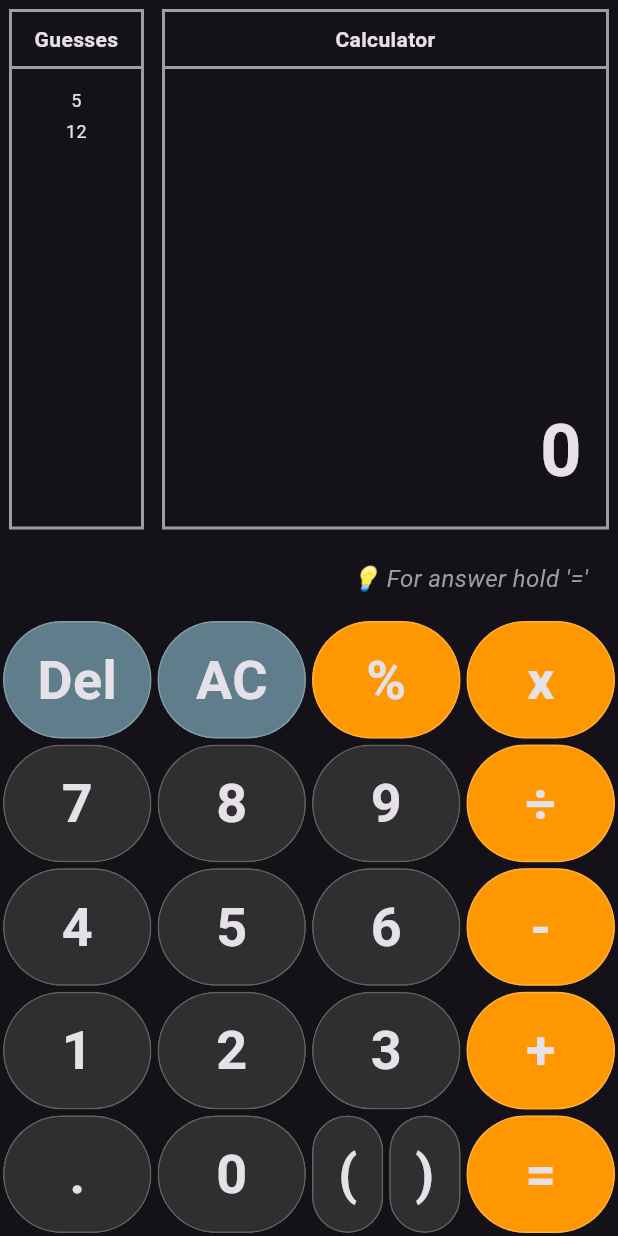
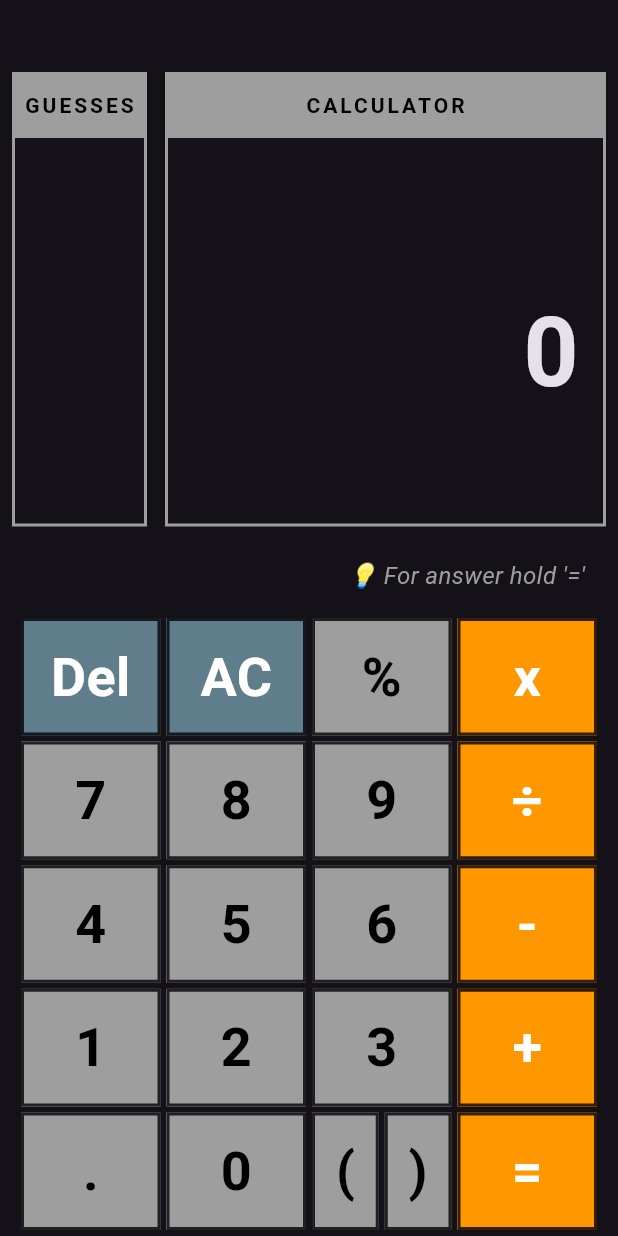
Before and after one commit to amaruelod137/Cogulator, a Flutter app: the screen it shows after launch, on a phone screen of 412 x 824 dp. Run offline on Flutter 3.47's test engine with Material 3 defaults, Android fonts, the phone set to English and light mode, and no system bars; our stand-ins replace math_expressions.

Commit message:
retro UI implementation (needs final touches)

```diff
--- a/lib/calculator_screen.dart
+++ b/lib/calculator_screen.dart
@@ -29,19 +29,21 @@ class _CalculatorScreenState extends State<CalculatorScreen> {
   bool longPressTriggered = false;
 
   // display functions
-  List<String> incorrectGuesses = [
-    "5",
-    "12",
-  ];
+  List<String> incorrectGuesses = [];
 
   @override
   Widget build(BuildContext context) {
     final screenSize=MediaQuery.of(context).size;
+    const double horizontalPadding = 12;
+    final buttonAreaWidth = screenSize.width - (horizontalPadding * 2);
     return Scaffold(
       body: SafeArea(
         bottom: false,
+        child: Padding(
+          padding: const EdgeInsetsGeometry.all(2),
           child: Column(
             children: [
+            const SizedBox(height: 40,),
 
             Expanded(
               child: Row(
@@ -64,7 +66,7 @@ class _CalculatorScreenState extends State<CalculatorScreen> {
                             incorrectGuesses[index],
                             textAlign: TextAlign.center,
                             style: const TextStyle(
-                            fontSize: 12,
+                              fontSize: 20,
                             ),
                           ),
                         );
@@ -82,35 +84,13 @@ class _CalculatorScreenState extends State<CalculatorScreen> {
                         reverse: true,
                         child: Container(
                           alignment: Alignment.bottomRight,
-                        padding: const EdgeInsets.all(16),
+                          padding: const EdgeInsets.fromLTRB(16, 40, 16, 16),
                           child: Column(
                             crossAxisAlignment: CrossAxisAlignment.end,
-                          mainAxisSize: MainAxisSize.min,
+                            mainAxisAlignment: MainAxisAlignment.end,
                             children: [
 
-                            // small formula display
-                            Text(
-                              formula,
-                              style: const TextStyle(
-                                fontSize: 40,
-                                color: Colors.grey,
-                              ),
-                              textAlign: TextAlign.end,
-                            ),
 
-                            const SizedBox(height: 8),
-
-                            // prompt message
-                            Text(
-                              promptMessage,
-                              //correctAnswer,
-                              style: const TextStyle(
-                                fontSize: 20,
-                                color: Colors.orange,
-                                fontWeight: FontWeight.bold,
-                              ),
-                              textAlign: TextAlign.end,
-                            ),
 
                               const SizedBox(height: 8),
                               // Main / Result Display
@@ -119,11 +99,24 @@ class _CalculatorScreenState extends State<CalculatorScreen> {
                                   ? "0"
                                   : expression,
                                 style: const TextStyle(
-                                fontSize: 48,
+                                  fontSize: 64,
                                   fontWeight: FontWeight.bold,
                                 ),
                                 textAlign: TextAlign.end,
                               ),
+
+
+                              // small formula display
+                              Text(
+                                formula,
+                                style: const TextStyle(
+                                  fontSize: 36,
+                                  color: Colors.grey,
+                                ),
+                                textAlign: TextAlign.end,
+                              ),
+
+
                             ],
                           ),
                         ),
@@ -152,8 +145,8 @@ class _CalculatorScreenState extends State<CalculatorScreen> {
                   .map(
                     (value) => SizedBox(
                       width: value == Btn.lpar || value == Btn.rpar
-                    ? screenSize.width / 8
-                    : (screenSize.width / 4),
+                      ? buttonAreaWidth / 8
+                      : (buttonAreaWidth / 4),
                       height: screenSize.width / 5,
                       child: buildButton(value)
                     ),
@@ -161,21 +154,33 @@ class _CalculatorScreenState extends State<CalculatorScreen> {
                   .toList(),
             )
           ],),
-      )
+      ))
     );
   }
 
   Widget buildButton(value){
     return Padding(
       padding: const EdgeInsets.all(2.0),
+      /*child: Container(
+        decoration: BoxDecoration(
+          boxShadow: [
+            BoxShadow(
+              color: const Color.fromARGB(221, 0, 0, 0),
+              blurRadius: 2,
+              offset: Offset(2, 2),
+            ),
+          ],
+        ),*/
       child: Material(
         color: getBtnColor(value),
         clipBehavior: Clip.hardEdge,
-        shape: OutlineInputBorder(
-          borderSide: const BorderSide(
-            color: Colors.white24,
+        shape: RoundedRectangleBorder(
+          side: BorderSide(
+//           color: Color.lerp(getBtnBorderColor(value), Colors.black, 0.25)!,
+            color: getBtnBorderColor(value).withValues(alpha: 0.8),
+            width: 2,
           ),
-          borderRadius: BorderRadius.circular(100),
+          borderRadius: BorderRadius.zero//BorderRadius.circular(100),
         ),
 
         child: InkWell(
@@ -230,7 +235,18 @@ class _CalculatorScreenState extends State<CalculatorScreen> {
 
               Text(
                 value,
-                style: const TextStyle(
+                style: TextStyle(
+                  color: [
+                    Btn.multiply,
+                    Btn.divide,
+                    Btn.add,
+                    Btn.subtract,
+                    Btn.calculate,
+                    Btn.del,
+                    Btn.clr,
+                  ].contains(value)
+                    ? Colors.white
+                    : Colors.black,
                   fontWeight: FontWeight.bold,
                   fontSize: 36,
                 ),
@@ -247,6 +263,7 @@ class _CalculatorScreenState extends State<CalculatorScreen> {
     required String title,
     required Widget child,
     double? width,
+    Color titleColor = Colors.amber,
   }) {
     return Container(
       width: width,
@@ -260,11 +277,13 @@ class _CalculatorScreenState extends State<CalculatorScreen> {
       child: Column(
         children: [
 
-          // Header
+          // Thick title bar
           Container(
+            height: 42,
             width: double.infinity,
-            padding: const EdgeInsets.symmetric(vertical: 8),
+            // padding: const EdgeInsets.symmetric(vertical: 8),
             decoration: const BoxDecoration(
+              color: Colors.grey,
               border: Border(
                 bottom: BorderSide(
                   color: Colors.grey,
@@ -272,16 +291,22 @@ class _CalculatorScreenState extends State<CalculatorScreen> {
                 ),
               ),
             ),
+
+            alignment: Alignment.center,
+
             child: Text(
-              title,
-              textAlign: TextAlign.center,
+              title.toUpperCase(),
+              // textAlign: TextAlign.center,
               style: const TextStyle(
+                color: Colors.black,
+                fontSize: 14,
                 fontWeight: FontWeight.bold,
+                letterSpacing: 2,
               ),
             ),
           ),
 
-          // Content
+          // Panel contents
           Expanded(
             child: child,
           ),
@@ -502,12 +527,22 @@ class _CalculatorScreenState extends State<CalculatorScreen> {
     });
   }
 
+  // UI HELPER FUNCTIONS
+  Color getBtnBorderColor(String value) {
+    final color = getBtnColor(value);
+
+    return Color.fromARGB(
+      255,
+      (color.r * 0.75).round(),
+      (color.g * 0.75).round(),
+      (color.b * 0.75).round(),
+    );
+  }
   // ##########
   Color getBtnColor(value){
     return [Btn.del, Btn.clr].contains(value)
         ?Colors.blueGrey
         :[
-          Btn.per,
           Btn.multiply,
           Btn.add,
           Btn.subtract,
@@ -515,6 +550,6 @@ class _CalculatorScreenState extends State<CalculatorScreen> {
           Btn.calculate,
         ].contains(value)
           ? Colors.orange
-          : const Color.fromARGB(255, 47, 47, 47);
+          : Colors.grey;// const Color.fromARGB(255, 47, 47, 47);
   }
 }
```
Lines whose indentation alone changed are shown as unchanged.
